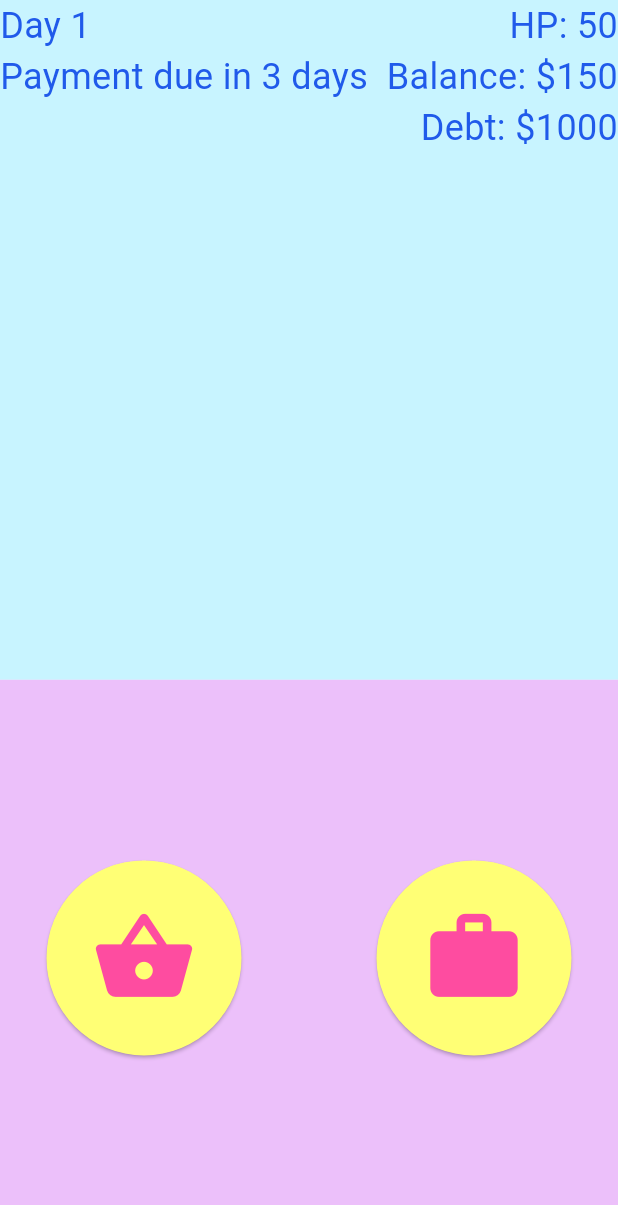
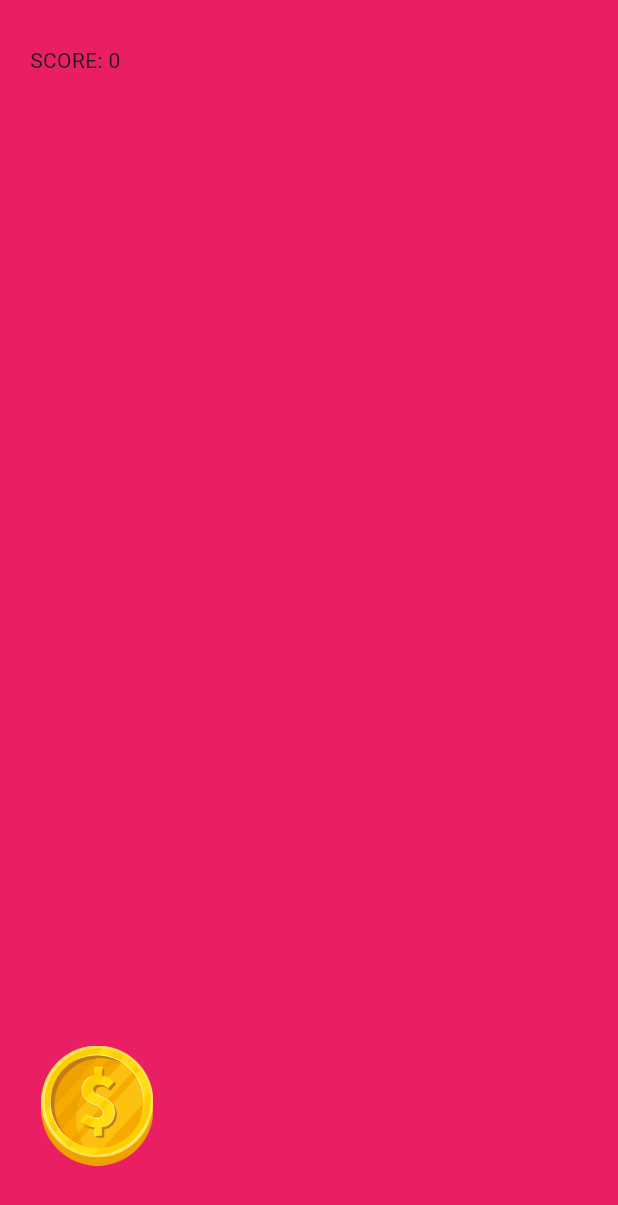
Before and after one commit to nguyenlynn47/money_egg, a Flutter app: the ActionScreen screen opened by its route, after a tap on the "work" icon, on a phone screen of 412 x 824 dp. Shown: the top 1205 px of the screen. Run offline on Flutter 3.47's test engine with Material 3 defaults, Android fonts, the phone set to English and light mode, and no system bars; our stand-ins replace material_symbols_icons.

Commit message:
Updated minigame

```diff
--- a/lib/actionscreen.dart
+++ b/lib/actionscreen.dart
@@ -101,14 +101,7 @@ class _ActionScreenState extends State<ActionScreen> {
                         onPressed: () {
                           setState(() {
                             actionCount--;
-                            // Navigator.pushReplacementNamed(context, "/work");
-                            // over there we do bal += moneyEarned;
-                            if (actionCount == 1) {
-                              Navigator.pushReplacementNamed(context, "/actions");
-                            }
-                            else {
-                              Navigator.pushReplacementNamed(context, "/next");
-                            }
+                            Navigator.pushReplacementNamed(context, "/work");
                           });
                         },
                         style: ElevatedButton.styleFrom(
--- a/lib/main.dart
+++ b/lib/main.dart
@@ -28,7 +28,7 @@ class MainApp extends StatelessWidget {
         "/event": (context) => EventScreen(),
         "/actions": (context) => ActionScreen(),
         "/shop": (context) => ShopScreen(),
-        //"/work": (context) =>
+        "/work": (context) => MinigameScreen(),
         "/next": (context) => NextScreen(),
         "/stage1end": (context) => const StageTransitionScreen(),
         "/evolved": (context) => const EvolvedScreen(),
--- a/lib/minigame.dart
+++ b/lib/minigame.dart
@@ -1,29 +1,24 @@
 import 'dart:async';
 import 'dart:math';
 import 'package:flutter/material.dart';
+import 'package:money_egg/main.dart';
 
 void main() {
-  runApp(const Minigame());
+  runApp(const MinigameScreen());
 }
 
 // Position variables
-double xPos = 0;
-double yPos = 0;
+double xPos = Random().nextDouble() * 250;
+double yPos = Random().nextDouble() * 425;
 
-// Function to generate new coin location
-// void newCoin(Timer timer) async {
-//   xPos = Random().nextDouble() * 250;
-//   yPos = Random().nextDouble() * 425;
-// }
-
-class Minigame extends StatefulWidget {
-  const Minigame({super.key});
+class MinigameScreen extends StatefulWidget {
+  const MinigameScreen({super.key});
 
   @override
-  State<Minigame> createState() => _MinigameState();
+  State<MinigameScreen> createState() => _MinigameScreenState();
 }
 
-class _MinigameState extends State<Minigame> {
+class _MinigameScreenState extends State<MinigameScreen> {
 
   // Variable to store score
   int score = 0;
@@ -31,23 +26,17 @@ class _MinigameState extends State<Minigame> {
 
   @override
   void initState() {
+    Timer(Duration(seconds: 10), () {
+      bal += score;
+      if (actionCount == 1) {
+        Navigator.pushReplacementNamed(context, "/actions");
+      }
+      else {
+        Navigator.pushReplacementNamed(context, "/next");
+      }
+    });
+
     super.initState();
-
-    timer = Timer.periodic(
-      const Duration(seconds: 1),
-      (timer) {
-        setState(() {
-          xPos = Random().nextDouble() * 250;
-          yPos = Random().nextDouble() * 425;
-        });
-      }
-    );
-  }
-
-  @override
-  void dispose() {
-    super.dispose();
-    timer?.cancel();
   }
 
   @override
@@ -64,6 +53,10 @@ class _MinigameState extends State<Minigame> {
                 bottom: yPos,
                 child: GestureDetector(
                   onTap: () {
+                    setState(() {
+                      xPos = Random().nextDouble() * 250;
+                      yPos = Random().nextDouble() * 425;
+                    });
                     // Update score/income
                     score = score + 10;
                   },
```
